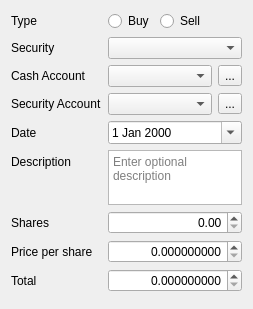
Before: the Qt Designer form src/views/ui_files/dialogs/security_transaction_dialog.ui in JakubFranek/Kapytal, drawn with Qt 5.
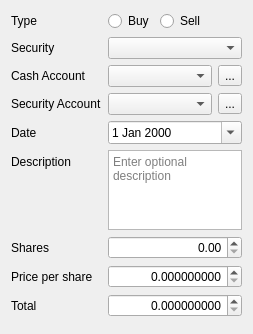
After: the same form once the commit is applied.

Commit message:
Set minimum description box height to cca 2 rows
Set minimum description box height to cca 2 rows (25 px) in
CashTransactionDialog, CashTransferDialog, RefundTransactionDialog,
SecurityTransactionDialog and SecurityTransferDialog.

```diff
--- a/src/views/ui_files/dialogs/security_transaction_dialog.ui
+++ b/src/views/ui_files/dialogs/security_transaction_dialog.ui
@@ -10,7 +10,7 @@
     <x>0</x>
     <y>0</y>
     <width>248</width>
-    <height>309</height>
+    <height>334</height>
    </rect>
   </property>
   <property name="sizePolicy">
@@ -178,10 +178,13 @@
          <property name="orientation">
           <enum>Qt::Vertical</enum>
          </property>
+         <property name="sizeType">
+          <enum>QSizePolicy::MinimumExpanding</enum>
+         </property>
          <property name="sizeHint" stdset="0">
           <size>
            <width>20</width>
-           <height>40</height>
+           <height>25</height>
           </size>
          </property>
         </spacer>
```
The commit also changes 9 other files.
